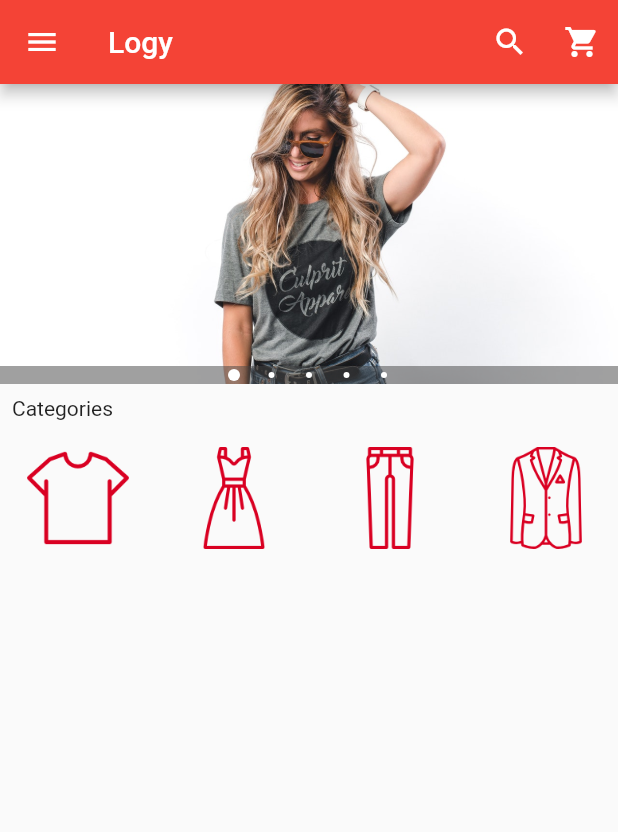
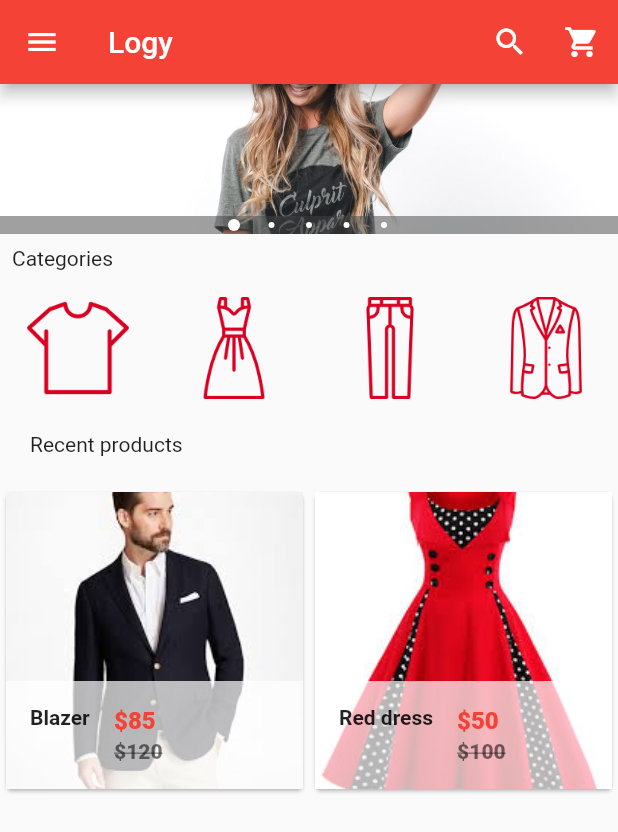
Before and after one commit to toandaominh1997/Flutter-LoGy, a Flutter app: the screen it shows after launch, on a phone screen of 412 x 824 dp. Shown: the top 832 px of the screen. Run offline on Flutter 3.47's test engine with Material 2 defaults, Android fonts, the phone set to English and light mode, and no system bars; drawn by our look-alikes of carousel_pro.

Commit message:
Add route to process event product to productDetail

```diff
--- a/lib/componets/products.dart
+++ b/lib/componets/products.dart
@@ -0,0 +1,95 @@
+import 'package:flutter/material.dart';
+import 'package:logy_app/pages/productDetails.dart';
+
+class Products extends StatefulWidget {
+  @override
+  _ProductsState createState() => _ProductsState();
+}
+
+class _ProductsState extends State<Products> {
+  var product_list = [
+    {
+      "name": "Blazer",
+      "picture": "images/products/blazer1.jpeg",
+      "old_price": 120,
+      "price": 85,
+    },
+    {
+      "name": "Red dress",
+      "picture": "images/products/dress1.jpeg",
+      "old_price": 100,
+      "price": 50,
+    }
+  ];
+
+  @override
+  Widget build(BuildContext context) {
+    return GridView.builder(
+        itemCount: product_list.length,
+        gridDelegate:
+        new SliverGridDelegateWithFixedCrossAxisCount(crossAxisCount: 2),
+        itemBuilder: (BuildContext context, int index) {
+          return Single_prod(
+            prod_name: product_list[index]['name'],
+            prod_pricture: product_list[index]['picture'],
+            prod_old_price: product_list[index]['old_price'],
+            prod_price: product_list[index]['price'],
+          );
+        });
+  }
+}
+
+class Single_prod extends StatelessWidget {
+  final prod_name;
+  final prod_pricture;
+  final prod_old_price;
+  final prod_price;
+
+  Single_prod({
+    this.prod_name,
+    this.prod_pricture,
+    this.prod_old_price,
+    this.prod_price,
+  });
+
+  @override
+  Widget build(BuildContext context) {
+    return Card(
+      child: Hero(
+          tag: prod_name,
+          child: Material(
+            child: InkWell(
+              onTap: () => Navigator.of(context).push(new MaterialPageRoute(
+                  builder: (context)=> new ProductDetails())),
+              child: GridTile(
+                  footer: Container(
+                    color: Colors.white70,
+                    child: ListTile(
+                      leading: Text(
+                        prod_name,
+                        style: TextStyle(fontWeight: FontWeight.bold),
+                      ),
+                      title: Text(
+                        "\$$prod_price",
+                        style: TextStyle(
+                            color: Colors.red, fontWeight: FontWeight.w800),
+                      ),
+                      subtitle: Text(
+                        "\$$prod_old_price",
+                        style: TextStyle(
+                            color: Colors.black54,
+                            fontWeight: FontWeight.w800,
+                            decoration
+                                :TextDecoration.lineThrough),
+                      ),
+                    ),
+                  ),
+                  child: Image.asset(
+                    prod_pricture,
+                    fit: BoxFit.cover,
+                  )),
+            ),
+          )),
+    );
+  }
+}
--- a/lib/main.dart
+++ b/lib/main.dart
@@ -1,7 +1,7 @@
 import 'package:flutter/material.dart';
 import 'package:carousel_pro/carousel_pro.dart';
 import 'package:logy_app/componets/horizontal_listview.dart';
-import 'package:shopapp_tut/componets/products.dart';
+import 'package:logy_app/componets/products.dart';
 void main(){
   runApp(
     MaterialApp(
@@ -21,7 +21,7 @@ class HomePageState extends State<HomePage>{
   Widget build(BuildContext context) {
     // TODO: implement build
     Widget image_carousel = new Container(
-      height: 200.0,
+      height: 100.0,
       child:  new Carousel(
         boxFit: BoxFit.cover,
         images: [
@@ -119,6 +119,15 @@ class HomePageState extends State<HomePage>{
 
           //Horizontal list view begins here
           HorizontalList(),
+          //padding widget
+          new Padding(padding: const EdgeInsets.all(20.0),
+            child: new Text('Recent products'),),
+
+          //grid view
+          Container(
+            height: 320.0,
+            child: Products(),
+          )
         ],
       )
     );
--- /dev/null
+++ b/lib/pages/productDetails.dart
@@ -0,0 +1,26 @@
+import 'package:flutter/material.dart';
+
+class ProductDetails extends StatefulWidget{
+  final product_name;
+  final product_image;
+  final product_price;
+  final product_old_price;
+
+  ProductDetails({
+    this.product_name,
+    this.product_image,
+    this.product_price,
+    this.product_old_price,
+});
+  @override
+  ProductDetailsState createState() => ProductDetailsState();
+
+}
+class ProductDetailsState extends State<ProductDetails>{
+  @override
+  Widget build(BuildContext context) {
+    // TODO: implement build
+    return Container();
+  }
+
+}
```
